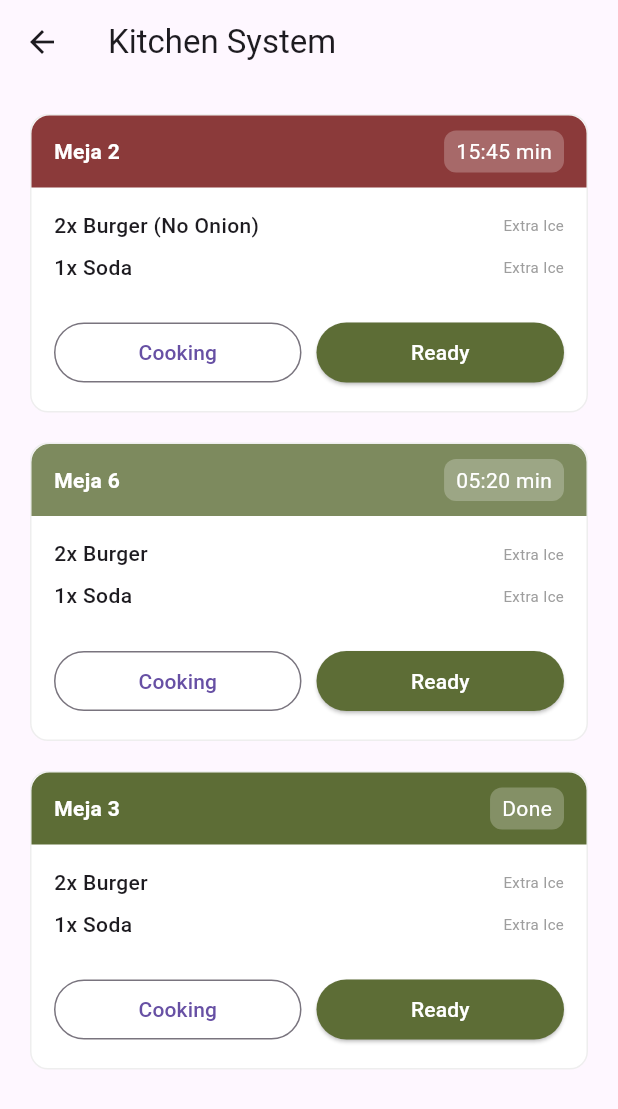
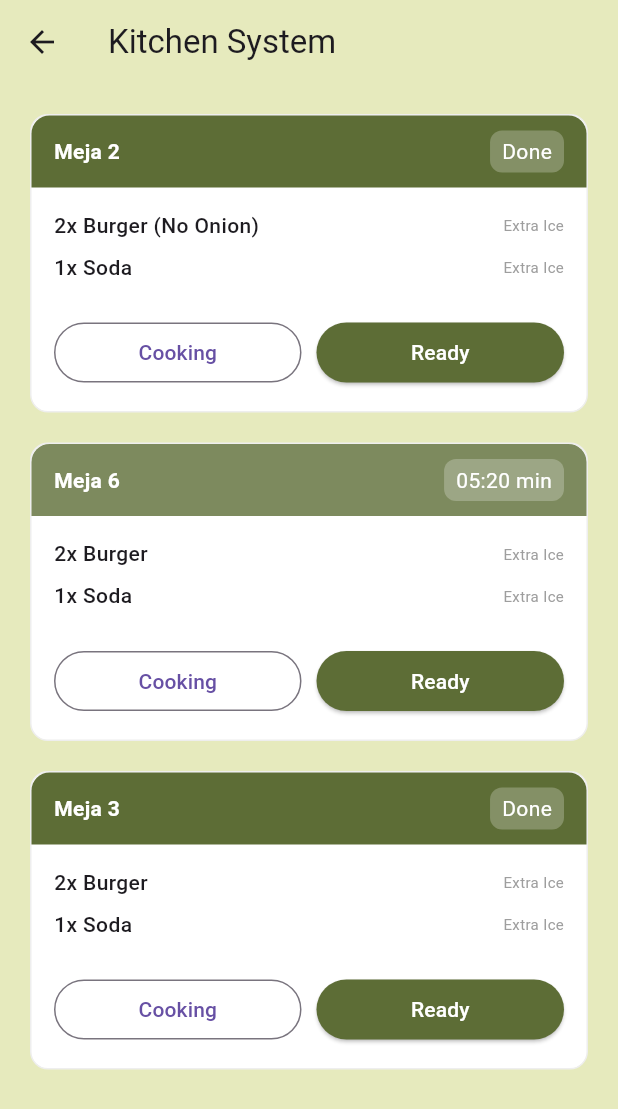
Before and after one commit to AdrianAlifthr/TA_Pemrograman_Mobile, a Flutter app: the ChefKitchenScreen screen opened directly, after a tap on "Ready", on a phone screen of 412 x 824 dp. Shown: the top 1109 px of the screen. Run offline on Flutter 3.47's test engine with Material 3 defaults, Android fonts, the phone set to English and light mode, and no system bars; network calls fail.

Commit message:
cookind and ready in chef kitchen

```diff
--- a/app/lib/pages/chef_kitchen_screen.dart
+++ b/app/lib/pages/chef_kitchen_screen.dart
@@ -1,76 +1,143 @@
 import 'package:flutter/material.dart';
 import 'package:flutter_application_1/main.dart';
 
-class ChefKitchenScreen extends StatelessWidget {
+class ChefKitchenScreen extends StatefulWidget {
   const ChefKitchenScreen({super.key});
+
+  @override
+  State<ChefKitchenScreen> createState() => _ChefKitchenScreenState();
+}
+
+class _ChefKitchenScreenState extends State<ChefKitchenScreen> {
+
+  List<Map<String, dynamic>> kitchenData = [
+    {
+      "title": "Meja 2",
+      "time": "15:45 min",
+      "items": ["2x Burger (No Onion)", "1x Soda"],
+      "status": 0
+    },
+    {
+      "title": "Meja 6",
+      "time": "05:20 min",
+      "items": ["2x Burger", "1x Soda"],
+      "status": 0
+    },
+    {
+      "title": "Meja 3",
+      "time": "20:00 min",
+      "items": ["2x Burger", "1x Soda"],
+      "status": 2
+    },
+  ];
 
   @override
   Widget build(BuildContext context) {
     return Scaffold(
       appBar: AppBar(title: const Text("Kitchen System"), backgroundColor: Colors.transparent),
+      backgroundColor: const Color(0xFFE6EABD),
       body: ListView(
         padding: const EdgeInsets.all(20),
         children: [
-          _kitchenCard("Meja 2", "15:45 min", ["2x Burger (No Onion)", "1x Soda"], true),
-          _kitchenCard("Meja 6", "05:20 min", ["2x Burger", "1x Soda"], false),
-          _kitchenCard("Meja 3", "Done", ["2x Burger", "1x Soda"], false, isDone: true),
+          for (var data in kitchenData)
+            _kitchenCard(data),
         ],
       ),
     );
   }
 
-  Widget _kitchenCard(String title, String time, List<String> items, bool isUrgent, {bool isDone = false}) {
+  Widget _kitchenCard(Map<String, dynamic> data) {
+    int status = data["status"];
+
+    Color headerColor =
+        status == 2 ? AppColors.primary : (status == 1 ? AppColors.accentRed : AppColors.primary.withOpacity(0.8));
+
+    String timeText = status == 2 ? "Done" : data["time"];
+
     return Container(
       margin: const EdgeInsets.only(bottom: 20),
       decoration: BoxDecoration(
         color: Colors.white,
         borderRadius: BorderRadius.circular(12),
-        border: Border.all(color: Colors.grey.shade200)
+        border: Border.all(color: Colors.grey.shade200),
       ),
       child: Column(
         children: [
-          // Header Card
+
           Container(
             padding: const EdgeInsets.symmetric(horizontal: 15, vertical: 10),
             decoration: BoxDecoration(
-              color: isDone ? AppColors.primary : (isUrgent ? AppColors.accentRed : AppColors.primary.withOpacity(0.8)),
+              color: headerColor,
               borderRadius: const BorderRadius.vertical(top: Radius.circular(12)),
             ),
             child: Row(
               mainAxisAlignment: MainAxisAlignment.spaceBetween,
               children: [
-                Text(title, style: const TextStyle(color: Colors.white, fontWeight: FontWeight.bold)),
+                Text(data["title"], style: const TextStyle(color: Colors.white, fontWeight: FontWeight.bold)),
                 Container(
                   padding: const EdgeInsets.symmetric(horizontal: 8, vertical: 4),
                   decoration: BoxDecoration(color: Colors.white24, borderRadius: BorderRadius.circular(8)),
-                  child: Text(time, style: const TextStyle(color: Colors.white)),
-                )
+                  child: Text(timeText, style: const TextStyle(color: Colors.white)),
+                ),
               ],
             ),
           ),
+
+
           Padding(
             padding: const EdgeInsets.all(15),
             child: Column(
               crossAxisAlignment: CrossAxisAlignment.start,
               children: [
-                ...items.map((e) => Padding(
+                ...data["items"].map<Widget>((e) => Padding(
                   padding: const EdgeInsets.only(bottom: 8.0),
                   child: Row(
                     mainAxisAlignment: MainAxisAlignment.spaceBetween,
-                    children: [Text(e, style: const TextStyle(fontWeight: FontWeight.w500)), const Text("Extra Ice", style: TextStyle(fontSize: 10, color: Colors.grey))],
+                    children: [
+                      Text(e, style: const TextStyle(fontWeight: FontWeight.w500)),
+                      const Text("Extra Ice", style: TextStyle(fontSize: 10, color: Colors.grey)),
+                    ],
                   ),
                 )),
+
                 const SizedBox(height: 15),
+
                 Row(
                   children: [
-                    Expanded(child: OutlinedButton(onPressed: (){}, child: const Text("Cooking"))),
+
+                    Expanded(
+                      child: OutlinedButton(
+                        onPressed: () {
+                          setState(() {
+                            data["status"] = 1;
+                          });
+                        },
+                        child: const Text("Cooking"),
+                      ),
+                    ),
+
                     const SizedBox(width: 10),
-                    Expanded(child: ElevatedButton(onPressed: (){}, style: ElevatedButton.styleFrom(backgroundColor: AppColors.primary, foregroundColor: Colors.white), child: const Text("Ready"))),
+
+
+                    Expanded(
+                      child: ElevatedButton(
+                        onPressed: () {
+                          setState(() {
+                            data["status"] = 2;
+                          });
+                        },
+                        style: ElevatedButton.styleFrom(
+                          backgroundColor: AppColors.primary,
+                          foregroundColor: Colors.white,
+                        ),
+                        child: const Text("Ready"),
+                      ),
+                    ),
                   ],
-                )
+                ),
               ],
             ),
-          )
+          ),
         ],
       ),
     );
```
